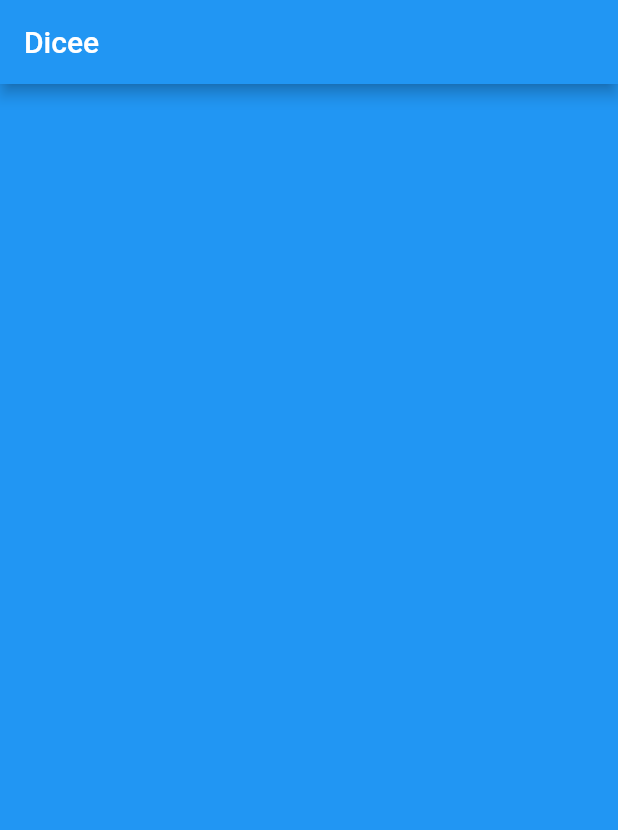
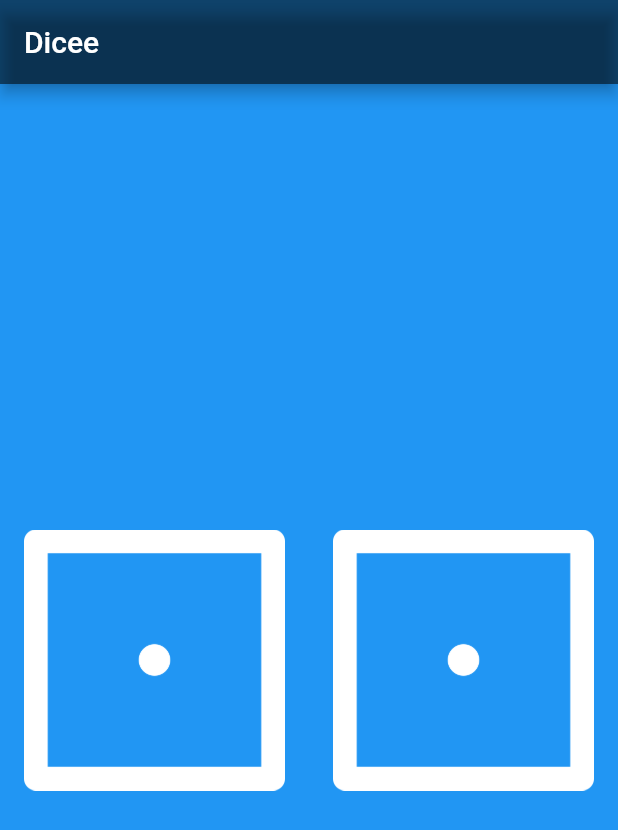
Before and after one commit to Udit-singh/dice_app, a Flutter app: the screen it shows after launch, on a phone screen of 412 x 824 dp. Shown: the top 830 px of the screen. Run offline on Flutter 3.47's test engine with Material 2 defaults, Android fonts, the phone set to English and light mode, and no system bars.

Commit message:
Image Widget

```diff
--- a/lib/main.dart
+++ b/lib/main.dart
@@ -7,7 +7,7 @@ void main() {
         backgroundColor: Colors.blue,
         appBar: AppBar(
           title: Text('Dicee'),
-          backgroundColor: Colors.blue,
+          backgroundColor: Colors.black54,
         ),
         body: DicePage(),
       ),
@@ -18,6 +18,22 @@ void main() {
 class DicePage extends StatelessWidget {
   @override
   Widget build(BuildContext context) {
-    return Container();
+    return Center(
+        child: Row(
+      children: <Widget>[
+        Expanded(
+          child: Padding(
+            padding: const EdgeInsets.all(16.0),
+            child: Image.asset('images/dice1.png'),
+          ),
+        ),
+        Expanded(
+          child: Padding(
+            padding: const EdgeInsets.all(16.0),
+            child: Image.asset('images/dice1.png'),
+          ),
+        ),
+      ],
+    ));
   }
 }
```
